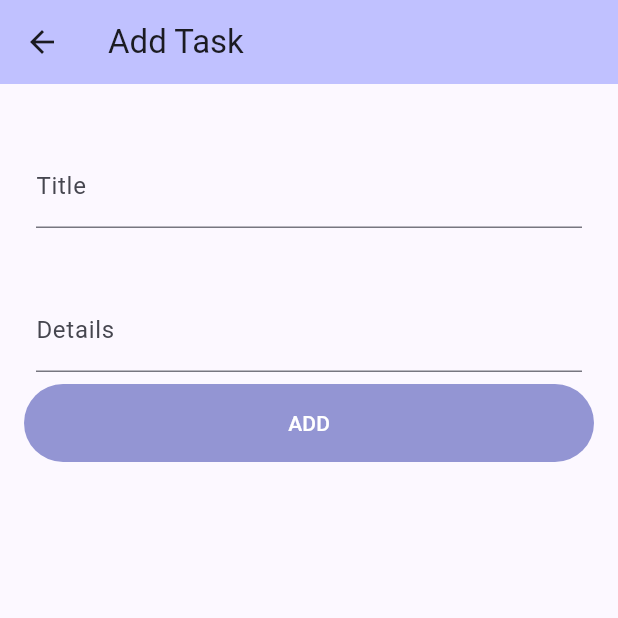
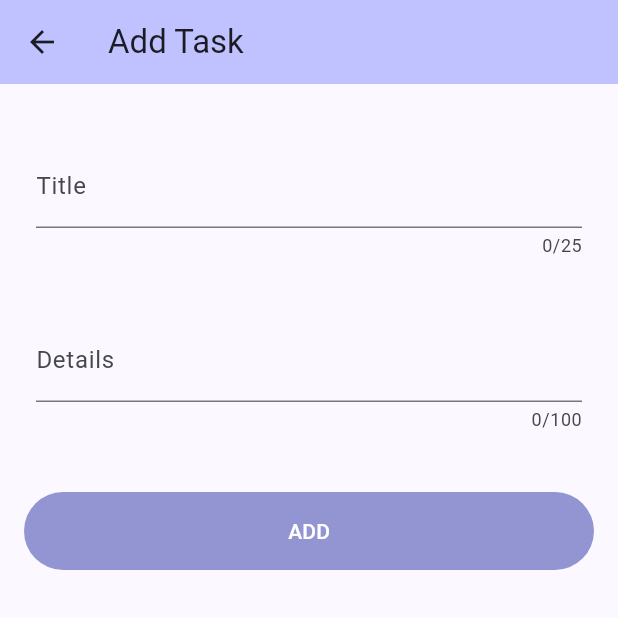
Before and after one commit to SiranjeeviCyber/Flutter-todo-app, a Flutter app: the screen it shows after launch, after a tap on the "add" icon, on a phone screen of 412 x 824 dp, the top half of it. Run offline on Flutter 3.47's test engine with Material 3 defaults, Android fonts, the phone set to English and light mode, and no system bars.

```diff
--- a/lib/main.dart
+++ b/lib/main.dart
@@ -13,12 +13,13 @@ class MyApp extends StatelessWidget {
   Widget build(BuildContext context) {
     return MaterialApp(
       title: 'Flutter Demo',
+      debugShowCheckedModeBanner: false,
       theme: ThemeData(
         colorScheme: ColorScheme.fromSeed(seedColor: const Color(0xFF9395D3)),
         useMaterial3: true,
       ),
       // home: const MyHomePage(title: 'Todo App'),
-      home: TodoApp(),
+      home: TodoApp(), // used todo_app_main.dart file to render initially
     );
   }
 }
--- a/lib/screens/add_task.dart
+++ b/lib/screens/add_task.dart
@@ -49,8 +49,8 @@ class _MyWidgetState extends State<AddTask> {
                   border: UnderlineInputBorder(),
                   labelText: 'Title',
                   hintText: 'ABC Client meeting',
-                  hintFadeDuration: Durations.extralong3,
                 ),
+                maxLength: 25,
                 controller: myController,
               ),
             ),
@@ -60,14 +60,14 @@ class _MyWidgetState extends State<AddTask> {
                 decoration: const InputDecoration(
                   border: UnderlineInputBorder(),
                   labelText: 'Details',
-                  hintText: 'client meeting to discuss the requirements',
-                  hintFadeDuration: Durations.extralong3,
+                  hintText: 'Client meeting to discuss the requirements',
                 ),
+                maxLength: 100,
                 controller: myController1,
               ),
             ),
             Padding(
-              padding: const EdgeInsets.symmetric(horizontal: 16, vertical: 8),
+              padding: const EdgeInsets.symmetric(horizontal: 16, vertical: 40),
               child: SizedBox(
                 width: double.infinity,
                 child: TextButton(
@@ -80,7 +80,7 @@ class _MyWidgetState extends State<AddTask> {
                   style: TextButton.styleFrom(
                     padding: const EdgeInsets.all(16),
                     backgroundColor: const Color(0xFF9395D3), // Background color
-                    overlayColor: const Color.fromARGB(121, 181, 211, 89),
+                    overlayColor: Colors.white,
                     foregroundColor: Colors.white,
                   ),
                   child: const Text('ADD'),
```
Also changed, not shown: lib/screens/todo_app_main.dart (+26 -35 lines).
